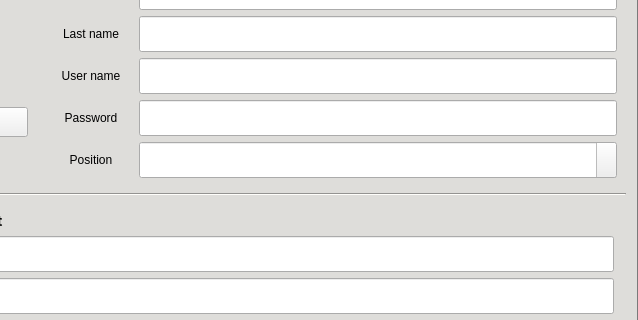
This is CAI_PyQt/CAI_Admin/UI/FormAddNewUser.ui in CPG19040/CPG19040 as Qt 5 draws it before an edit; both pictures show x 162 to 800 and y 121 to 441 of the 800 by 550 pixel window. The edited form follows.
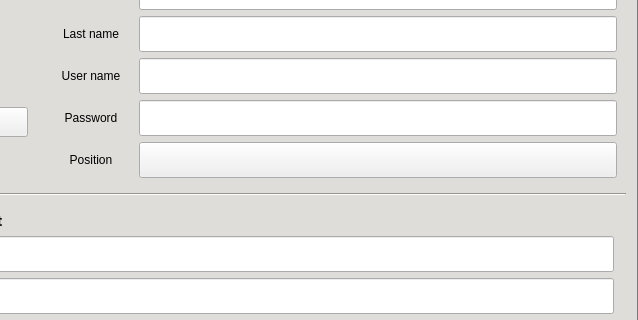
This is the edited form. Icons and pictures are not drawn.

The edit to the form file:
```diff
--- a/CAI_PyQt/CAI_Admin/UI/FormAddNewUser.ui
+++ b/CAI_PyQt/CAI_Admin/UI/FormAddNewUser.ui
@@ -1013,7 +1013,7 @@
                   <string notr="true"/>
                  </property>
                  <property name="editable">
-                  <bool>true</bool>
+                  <bool>false</bool>
                  </property>
                 </widget>
                </item>
```
